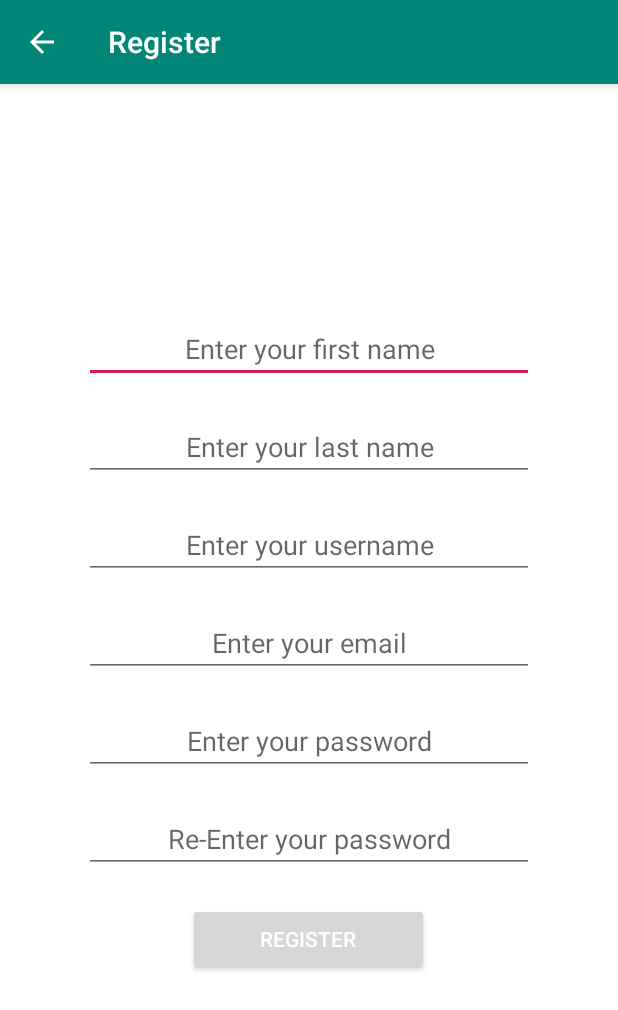
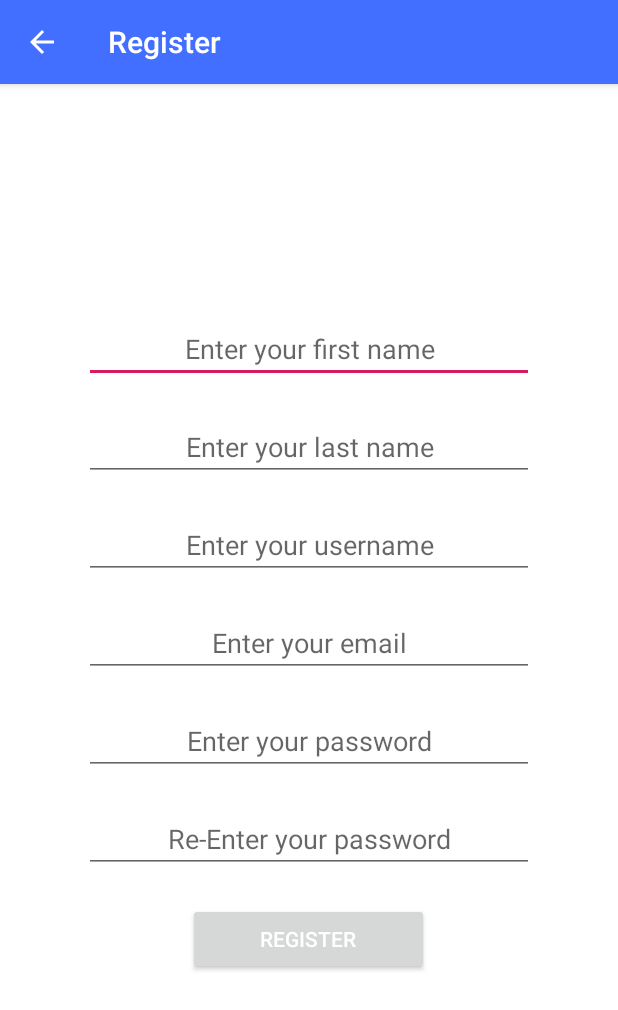
Before and after one commit to relevium/AndroidAPP, an Android app: the RegisterActivity screen opened directly, with no data from a screen before it, on a phone screen of 412 x 824 dp. Shown: the top 1010 px of the screen. Run offline under Robolectric (Android 15) with nearby library versions, the phone set to English and light mode, and no system bars.

Commit message:
Action bar color change to match the map colors

```diff
--- a/app/build.gradle
+++ b/app/build.gradle
@@ -27,4 +27,8 @@ dependencies {
     androidTestImplementation 'com.android.support.test.espresso:espresso-core:3.0.2'
     implementation 'com.android.support:design:28.0.0'
     implementation 'com.android.support:support-v4:28.0.0'
+
+    //map box
+    implementation 'com.mapbox.mapboxsdk:mapbox-android-sdk:7.3.0'
+    implementation 'com.mapbox.mapboxsdk:mapbox-android-plugin-locationlayer:0.11.0'
 }
--- a/app/src/main/AndroidManifest.xml
+++ b/app/src/main/AndroidManifest.xml
@@ -1,6 +1,8 @@
 <?xml version="1.0" encoding="utf-8"?>
 <manifest xmlns:android="http://schemas.android.com/apk/res/android"
     package="com.example.android.releviumfinal">
+
+    <uses-permission android:name="android.permission.ACCESS_FINE_LOCATION" />
 
     <application
         android:allowBackup="true"
--- a/app/src/main/res/drawable/side_nav_bar.xml
+++ b/app/src/main/res/drawable/side_nav_bar.xml
@@ -2,8 +2,8 @@
     android:shape="rectangle">
     <gradient
         android:angle="135"
-        android:centerColor="#009688"
-        android:endColor="#00695C"
+        android:centerColor="#3558f2"
+        android:endColor="#284ae0"
         android:startColor="#4DB6AC"
         android:type="linear" />
 </shape>
--- a/app/src/main/res/values/colors.xml
+++ b/app/src/main/res/values/colors.xml
@@ -3,4 +3,8 @@
     <color name="colorPrimary">#008577</color>
     <color name="colorPrimaryDark">#00574B</color>
     <color name="colorAccent">#D81B60</color>
+
+    <color name="mapboxWhite">#FFFFFF</color>
+    <color name="mapboxBlue">#4264fb</color>
+    <color name="mapboxGrayLight">#c6d2e1</color>
 </resources>
--- a/app/src/main/res/values/strings.xml
+++ b/app/src/main/res/values/strings.xml
@@ -21,4 +21,5 @@
     <string name="nav_header_subtitle">ELTorky@relevium.com</string>
     <string name="nav_header_desc">Navigation header</string>
     <string name="action_settings">Settings</string>
+    <string name="acess_token">pk.eyJ1IjoibW9oYW1lZDY2NjMiLCJhIjoiY2p1NGJ4OGoxMHRmazQ0bzE5Mng0NXpseSJ9.HVTu0BfhvTTSv4woLCorJA</string>
 </resources>
--- a/app/src/main/res/values/styles.xml
+++ b/app/src/main/res/values/styles.xml
@@ -3,8 +3,8 @@
     <!-- Base application theme. -->
     <style name="AppTheme" parent="Theme.AppCompat.Light.DarkActionBar">
         <!-- Customize your theme here. -->
-        <item name="colorPrimary">@color/colorPrimary</item>
-        <item name="colorPrimaryDark">@color/colorPrimaryDark</item>
+        <item name="colorPrimary">#426fff</item>
+        <item name="colorPrimaryDark">#284ae0</item>
         <item name="colorAccent">@color/colorAccent</item>
     </style>
 
--- a/build.gradle
+++ b/build.gradle
@@ -4,7 +4,7 @@ buildscript {
     repositories {
         google()
         jcenter()
-
+        mavenCentral()
     }
     dependencies {
         classpath 'com.android.tools.build:gradle:3.3.1'
@@ -18,7 +18,6 @@ allprojects {
     repositories {
         google()
         jcenter()
-
     }
 }
 
```
